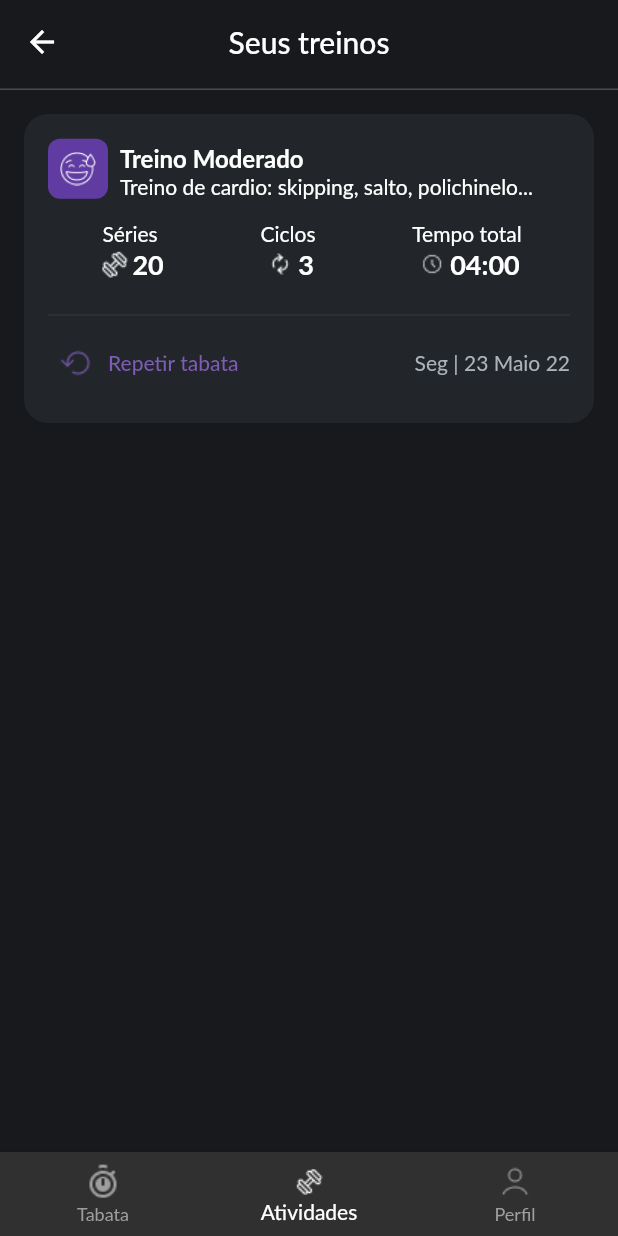
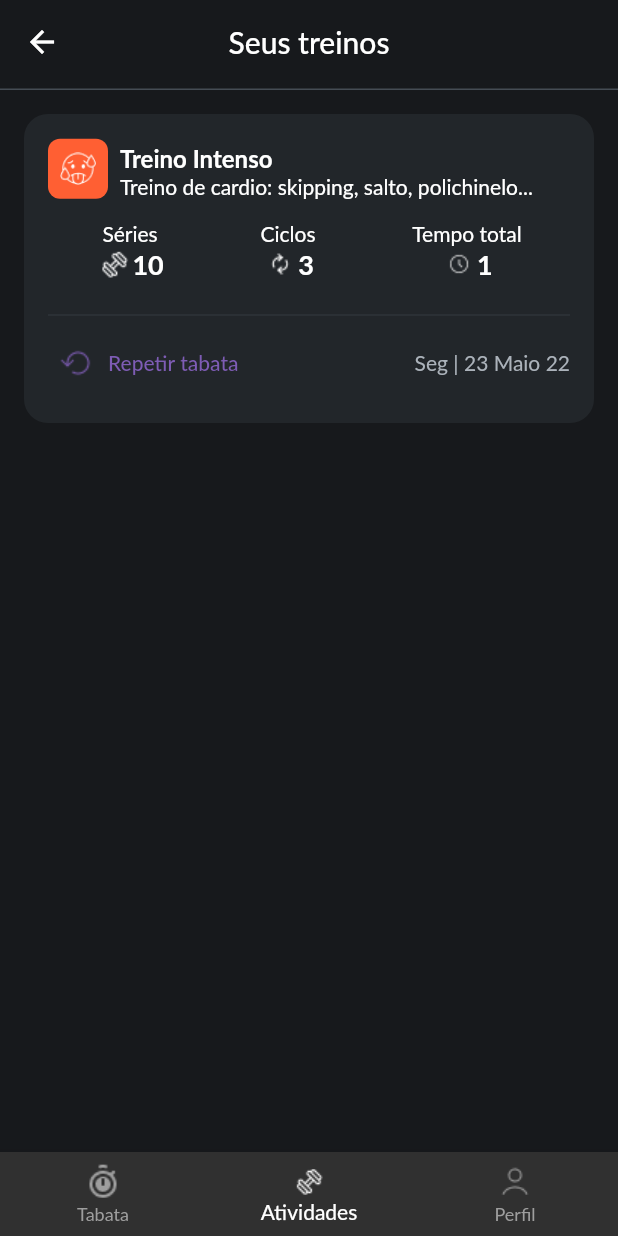
Before and after one commit to Lennoard/pacoquinha, a Flutter app: the TabataContainerPage screen opened by its route, item 2 of the bottom bar chosen, on a phone screen of 412 x 824 dp. Run offline on Flutter 3.47's test engine with Material 2 defaults, Android fonts, the light colour scheme and no system bars; our stand-ins replace cloud_firestore, dartz, equatable, firebase_auth, firebase_core, lottie and 1 more; accounts and stored records are empty; Roboto replaces fonts that are missing (Lato).

Commit message:
add training list page

```diff
--- a/lib/features/tabata/presentation/pages/tabata_container.dart
+++ b/lib/features/tabata/presentation/pages/tabata_container.dart
@@ -12,10 +12,10 @@ class TabataContainerPage extends StatefulWidget {
 class _TabataContainerPageState extends State<TabataContainerPage> {
   int _selectedIndex = 0;
 
-  static const List<Widget> _widgetOptions = <Widget>[
-    TabataMainPage(),
+  static final List<Widget> _widgetOptions = <Widget>[
+    const TabataMainPage(),
     TrainingReportPage(),
-    Text("Profile"),
+    const Text("Profile"),
   ];
 
   void _onItemTapped(int index) {
--- a/lib/features/training/data/mappers/local_data_mapper.dart
+++ b/lib/features/training/data/mappers/local_data_mapper.dart
@@ -1,4 +1,5 @@
 import 'package:tabata/features/training/data/models/training_data.dart';
+import 'package:tabata/features/training/domain/entities/training_intensity.dart';
 
 class LocalTrainingMapper {
   Map<String, dynamic> map(TrainingData trainingData) {
@@ -9,6 +10,7 @@ class LocalTrainingMapper {
       'restingTime': trainingData.restingTime,
       'cycleCount': trainingData.cycleCount,
       'cycleInterval': trainingData.cycleInterval,
+      'intensity': trainingData.intensity,
     };
   }
 
@@ -21,6 +23,7 @@ class LocalTrainingMapper {
       restingTime: map['restingTime'] as int,
       cycleCount: map['cycleCount'] as int,
       cycleInterval: map['cycleInterval'] as int,
+      intensity: map['intensity'] as TrainingIntensity,
     );
   }
 }
--- a/lib/features/training/data/mappers/local_training_mapper.dart
+++ b/lib/features/training/data/mappers/local_training_mapper.dart
@@ -1,4 +1,5 @@
 import 'package:tabata/features/training/data/models/training_data.dart';
+import 'package:tabata/features/training/domain/entities/training_intensity.dart';
 
 class LocalTrainingSettingsMapper {
   Map<String, dynamic> map(TrainingData training) {
@@ -10,6 +11,7 @@ class LocalTrainingSettingsMapper {
       'restingTime': training.restingTime,
       'cycleCount': training.cycleCount,
       'cycleInterval': training.cycleInterval,
+      'intensity': training.intensity,
     };
   }
 
@@ -22,6 +24,7 @@ class LocalTrainingSettingsMapper {
       restingTime: map['restingTime'] as int,
       cycleCount: map['cycleCount'] as int,
       cycleInterval: map['cycleInterval'] as int,
+      intensity: map['intensity'] as TrainingIntensity,
     );
   }
 }
--- a/lib/features/training/data/mappers/training_mapper.dart
+++ b/lib/features/training/data/mappers/training_mapper.dart
@@ -14,6 +14,7 @@ class TrainingMapper {
         cycleCount: trainingData.cycleCount,
         cycleInterval: trainingData.cycleInterval,
       ),
+      intensity: trainingData.intensity,
     );
   }
 
@@ -26,6 +27,7 @@ class TrainingMapper {
       restingTime: training.settings.restingTime,
       cycleCount: training.settings.cycleCount,
       cycleInterval: training.settings.cycleInterval,
+      intensity: training.intensity,
     );
   }
 }
--- a/lib/features/training/data/models/training_data.dart
+++ b/lib/features/training/data/models/training_data.dart
@@ -1,4 +1,5 @@
 import 'package:equatable/equatable.dart';
+import 'package:tabata/features/training/domain/entities/training_intensity.dart';
 
 class TrainingData extends Equatable {
   final int id;
@@ -8,6 +9,7 @@ class TrainingData extends Equatable {
   final int restingTime;
   final int cycleCount;
   final int cycleInterval;
+  final TrainingIntensity intensity;
 
   const TrainingData({
     required this.id,
@@ -17,6 +19,7 @@ class TrainingData extends Equatable {
     required this.restingTime,
     required this.cycleCount,
     required this.cycleInterval,
+    required this.intensity,
   });
 
   Map<String, dynamic> toMap() {
@@ -28,6 +31,7 @@ class TrainingData extends Equatable {
       'restingTime': restingTime,
       'cycleCount': cycleCount,
       'cycleInterval': cycleInterval,
+      'intensity': intensity,
     };
   }
 
--- a/lib/features/training/domain/entities/training.dart
+++ b/lib/features/training/domain/entities/training.dart
@@ -1,15 +1,18 @@
 import 'package:equatable/equatable.dart';
+import 'package:tabata/features/training/domain/entities/training_intensity.dart';
 import 'package:tabata/features/training/domain/entities/training_settings.dart';
 
 class Training extends Equatable {
   final dynamic id;
   final DateTime time;
   final TrainingSettings settings;
+  final TrainingIntensity intensity;
 
   const Training({
     required this.id,
     required this.time,
     required this.settings,
+    required this.intensity,
   });
 
   @override
--- /dev/null
+++ b/lib/features/training/domain/entities/training_intensity.dart
@@ -0,0 +1 @@
+enum TrainingIntensity { light, moderate, intense }
--- a/lib/features/training_report/presentation/pages/training_report.dart
+++ b/lib/features/training_report/presentation/pages/training_report.dart
@@ -1,9 +1,27 @@
 import 'package:flutter/material.dart';
 import 'package:tabata/common/widgets/custom_appbar.dart';
+import 'package:tabata/features/training/domain/entities/training.dart';
+import 'package:tabata/features/training/domain/entities/training_intensity.dart';
+import 'package:tabata/features/training/domain/entities/training_settings.dart';
 import 'package:tabata/features/training_report/presentation/widgets/training_item.dart';
 
 class TrainingReportPage extends StatelessWidget {
-  const TrainingReportPage({Key? key}) : super(key: key);
+  TrainingReportPage({Key? key}) : super(key: key);
+
+  final List<Training> trainingList = [
+    Training(
+      id: 1,
+      settings: const TrainingSettings(
+        seriesCount: 10,
+        seriesTime: 4,
+        restingTime: 1,
+        cycleCount: 3,
+        cycleInterval: 5,
+      ),
+      time: DateTime.now(),
+      intensity: TrainingIntensity.intense,
+    ),
+  ];
 
   @override
   Widget build(BuildContext context) {
@@ -12,13 +30,13 @@ class TrainingReportPage extends StatelessWidget {
         preferredSize: Size.fromHeight(60),
         child: CustomAppbar(title: "Seus treinos"),
       ),
-      body: Padding(
+      body: ListView.builder(
+        itemCount: trainingList.length,
+        itemBuilder: (context, index) {
+          return TrainingItem(training: trainingList[index]);
+        },
+        shrinkWrap: true,
         padding: const EdgeInsets.all(16),
-        child: Column(
-          children: const [
-            TrainingItem(),
-          ],
-        ),
       ),
     );
   }
--- /dev/null
+++ b/lib/features/training_report/presentation/widgets/training_intensity.dart
@@ -0,0 +1,104 @@
+import 'package:flutter/material.dart';
+import 'package:tabata/common/widgets/bold_text.dart';
+import 'package:tabata/common/widgets/regular_text.dart';
+import 'package:tabata/features/training/domain/entities/training_intensity.dart';
+import 'package:tabata/theme/colors.dart';
+
+class TrainingIntensityInfo extends StatelessWidget {
+  final TrainingIntensity intensity;
+
+  const TrainingIntensityInfo({Key? key, required this.intensity})
+      : super(key: key);
+
+  Widget getIconData() {
+    switch (intensity) {
+      case TrainingIntensity.light:
+        return Container(
+          decoration: BoxDecoration(
+            color: lightIntensityColor,
+            borderRadius: BorderRadius.circular(8.0),
+          ),
+          child: const Padding(
+            padding: EdgeInsets.all(8.0),
+            child: ImageIcon(
+              AssetImage(
+                'assets/icons/ic_training_feel_light.png',
+              ),
+              color: Colors.white,
+            ),
+          ),
+        );
+      case TrainingIntensity.moderate:
+        return Container(
+          decoration: BoxDecoration(
+            color: moderateIntensityColor,
+            borderRadius: BorderRadius.circular(8.0),
+          ),
+          child: const Padding(
+            padding: EdgeInsets.all(8.0),
+            child: ImageIcon(
+              AssetImage(
+                'assets/icons/ic_training_feel_moderate.png',
+              ),
+              color: Colors.white,
+            ),
+          ),
+        );
+      case TrainingIntensity.intense:
+        return Container(
+          decoration: BoxDecoration(
+            color: intenseIntensityColor,
+            borderRadius: BorderRadius.circular(8.0),
+          ),
+          child: const Padding(
+            padding: EdgeInsets.all(8.0),
+            child: ImageIcon(
+              AssetImage(
+                'assets/icons/ic_training_feel_intense.png',
+              ),
+              color: Colors.white,
+            ),
+          ),
+        );
+    }
+  }
+
+  String getIntensityLabel() {
+    switch (intensity) {
+      case TrainingIntensity.light:
+        return "Treino Leve";
+      case TrainingIntensity.moderate:
+        return "Treino Moderado";
+      case TrainingIntensity.intense:
+        return "Treino Intenso";
+    }
+  }
+
+  @override
+  Widget build(BuildContext context) {
+    Widget intensityIcon = getIconData();
+    String intensityLabel = getIntensityLabel();
+
+    return Row(
+      children: [
+        Column(
+          children: [
+            intensityIcon,
+          ],
+        ),
+        Padding(
+          padding: const EdgeInsets.only(left: 8.0),
+          child: Column(
+            crossAxisAlignment: CrossAxisAlignment.start,
+            children: [
+              BoldText(text: intensityLabel),
+              const RegularText(
+                text: "Treino de cardio: skipping, salto, polichinelo...",
+              ),
+            ],
+          ),
+        )
+      ],
+    );
+  }
+}
--- a/lib/features/training_report/presentation/widgets/training_item.dart
+++ b/lib/features/training_report/presentation/widgets/training_item.dart
@@ -1,17 +1,22 @@
 import 'package:flutter/material.dart';
-import 'package:tabata/common/widgets/bold_text.dart';
 import 'package:tabata/common/widgets/custom_textbutton.dart';
 import 'package:tabata/common/widgets/disabled_text.dart';
-import 'package:tabata/common/widgets/regular_text.dart';
+import 'package:tabata/features/training/domain/entities/training.dart';
+import 'package:tabata/features/training/domain/entities/training_settings.dart';
 import 'package:tabata/features/training_report/presentation/widgets/training_info.dart';
-import 'package:tabata/theme/colors.dart';
+import 'package:tabata/features/training_report/presentation/widgets/training_intensity.dart';
 
 class TrainingItem extends StatelessWidget {
-  const TrainingItem({Key? key}) : super(key: key);
+  final Training training;
+  late final TrainingSettings _trainingSettings = training.settings;
+
+  TrainingItem({Key? key, required this.training}) : super(key: key);
 
   @override
   Widget build(BuildContext context) {
-    return Container(
+    return Padding(
+      padding: const EdgeInsets.only(bottom: 8.0),
+      child: Container(
         decoration: BoxDecoration(
           color: const Color(0xFF22262A),
           borderRadius: BorderRadius.circular(16.0),
@@ -20,67 +25,32 @@ class TrainingItem extends StatelessWidget {
           padding: const EdgeInsets.all(16.0),
           child: Column(
             children: [
-            Row(
-              children: [
-                Column(
-                  children: [
-                    Container(
-                      decoration: BoxDecoration(
-                        color: tabataPurple,
-                        borderRadius: BorderRadius.circular(8.0),
-                      ),
-                      child: const Padding(
-                        padding: EdgeInsets.all(8.0),
-                        child: ImageIcon(
-                          AssetImage(
-                            'assets/icons/ic_training_feel_moderate.png',
-                          ),
-                          color: Colors.white,
-                        ),
-                      ),
-                    ),
-                  ],
-                ),
-                Padding(
-                  padding: const EdgeInsets.only(left: 8.0),
-                  child: Column(
-                    crossAxisAlignment: CrossAxisAlignment.start,
-                    children: const [
-                      BoldText(text: "Treino Moderado"),
-                      RegularText(
-                        text:
-                            "Treino de cardio: skipping, salto, polichinelo...",
-                      ),
-                    ],
-                  ),
-                ),
-              ],
-            ),
+              TrainingIntensityInfo(intensity: training.intensity),
               Padding(
                 padding: const EdgeInsets.symmetric(vertical: 14.0),
                 child: Row(
                   mainAxisAlignment: MainAxisAlignment.spaceAround,
-                children: const [
+                  children: [
                     TrainingInfo(
-                    imageIcon: ImageIcon(
+                      imageIcon: const ImageIcon(
                         AssetImage('assets/icons/ic_series.png'),
                       ),
                       label: "Séries",
-                    quantity: "20",
+                      quantity: _trainingSettings.seriesCount.toString(),
                     ),
                     TrainingInfo(
-                    imageIcon: ImageIcon(
+                      imageIcon: const ImageIcon(
                         AssetImage('assets/icons/ic_cicle.png'),
                       ),
                       label: "Ciclos",
-                    quantity: "3",
+                      quantity: _trainingSettings.cycleCount.toString(),
                     ),
                     TrainingInfo(
-                    imageIcon: ImageIcon(
+                      imageIcon: const ImageIcon(
                         AssetImage('assets/icons/ic_time_colored.png'),
                       ),
                       label: "Tempo total",
-                    quantity: "04:00",
+                      quantity: _trainingSettings.restingTime.toString(),
                     ),
                   ],
                 ),
@@ -105,6 +75,7 @@ class TrainingItem extends StatelessWidget {
             ],
           ),
         ),
+      ),
     );
   }
 }
--- a/lib/theme/colors.dart
+++ b/lib/theme/colors.dart
@@ -33,3 +33,7 @@ const MaterialColor tabataBackground = MaterialColor(
   },
 );
 const int _tabataBackgroundDefault = 0xFF17191C;
+
+const Color lightIntensityColor = Color(0xFF50A63F);
+const Color moderateIntensityColor = Color(0xFF603CA2);
+const Color intenseIntensityColor = Color(0xFFFF5F33);
```
Lines whose indentation alone changed are shown as unchanged.
